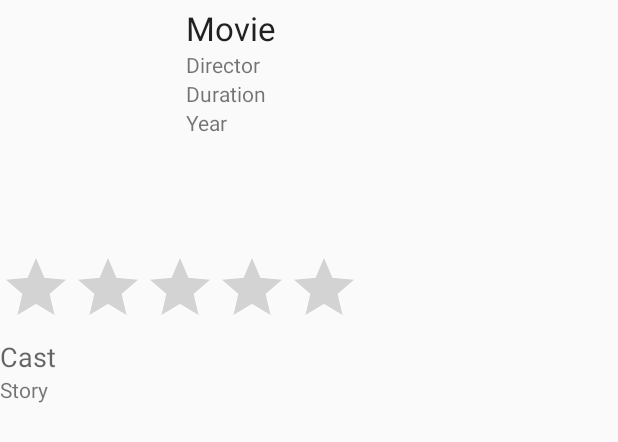
After one commit to AkankshaIsm/MyMovies, an Android app: the layout row.xml on its own in the app's theme, with its tools: preview values and no code run, on a phone screen of 412 x 824 dp. The commit adds this screen. Shown: the top 442 px of the screen. Run offline under Robolectric (Android 15) with nearby library versions, the phone set to English and light mode, and no system bars.

Commit message:
Layout created for a single row of listview

```diff
--- /dev/null
+++ b/app/src/main/res/layout/row.xml
@@ -0,0 +1,79 @@
+<?xml version="1.0" encoding="utf-8"?>
+<LinearLayout xmlns:android="http://schemas.android.com/apk/res/android"
+    android:layout_width="match_parent" android:layout_height="match_parent"
+    android:orientation="vertical">
+
+
+    <LinearLayout
+        android:orientation="horizontal"
+        android:layout_width="match_parent"
+        android:layout_height="wrap_content"
+        android:padding="4dp">
+        <FrameLayout
+            android:layout_width="wrap_content"
+            android:layout_height="wrap_content">
+        <ImageView
+            android:layout_width="120dp"
+            android:layout_height="160dp"
+            android:id="@+id/image"/>
+        </FrameLayout>
+        <LinearLayout
+            android:layout_width="match_parent"
+            android:layout_height="wrap_content"
+            android:orientation="vertical">
+        <TextView
+            android:layout_width="wrap_content"
+            android:layout_height="wrap_content"
+            android:textAppearance="?android:attr/textAppearanceLarge"
+            android:text="Movie"
+            android:id="@+id/movie" />
+
+        <TextView
+            android:layout_width="wrap_content"
+            android:layout_height="wrap_content"
+            android:textAppearance="?android:attr/textAppearanceSmall"
+            android:text="Director"
+            android:id="@+id/director" />
+
+        <TextView
+            android:layout_width="wrap_content"
+            android:layout_height="wrap_content"
+            android:textAppearance="?android:attr/textAppearanceSmall"
+            android:text="Duration"
+            android:id="@+id/duration" />
+
+        <TextView
+            android:layout_width="wrap_content"
+            android:layout_height="wrap_content"
+            android:textAppearance="?android:attr/textAppearanceSmall"
+            android:text="Year"
+            android:id="@+id/year" />
+        </LinearLayout>
+    </LinearLayout>
+
+    <LinearLayout
+        android:orientation="vertical"
+        android:layout_width="wrap_content"
+        android:layout_height="match_parent">
+
+        <RatingBar
+            android:layout_width="wrap_content"
+            android:layout_height="wrap_content"
+           android:layout_gravity="center"
+            android:id="@+id/ratingBar" />
+
+        <TextView
+            android:layout_width="wrap_content"
+            android:layout_height="wrap_content"
+            android:textAppearance="?android:attr/textAppearanceMedium"
+            android:text="Cast"
+            android:id="@+id/cast" />
+        <TextView
+            android:layout_width="wrap_content"
+            android:layout_height="wrap_content"
+            android:textAppearance="?android:attr/textAppearanceSmall"
+            android:text="Story"
+            android:id="@+id/story" />
+    </LinearLayout>
+
+</LinearLayout>
--- a/app/src/main/res/menu/menu_main.xml
+++ b/app/src/main/res/menu/menu_main.xml
@@ -1,6 +1,6 @@
 <menu xmlns:android="http://schemas.android.com/apk/res/android"
     xmlns:app="http://schemas.android.com/apk/res-auto"
     xmlns:tools="http://schemas.android.com/tools" tools:context=".MainActivity">
-    <item android:id="@+id/action_settings" android:title="@string/action_settings"
+    <item android:id="@+id/action_refresh" android:title="@string/action_refresh"
         android:orderInCategory="100" app:showAsAction="never" />
 </menu>
--- a/app/src/main/res/values/strings.xml
+++ b/app/src/main/res/values/strings.xml
@@ -1,4 +1,4 @@
 <resources>
     <string name="app_name">NewStart</string>
-    <string name="action_settings">Settings</string>
+    <string name="action_refresh">Refresh</string>
 </resources>
```
Also changed, not shown: app/src/main/java/com/example/hp/newstart/MainActivity.java (+58 -46 lines), app/src/main/java/com/example/hp/newstart/models/MovieModel.java (added, +95 -0 lines), app/src/main/res/layout/content_main.xml (+6 -56 lines).
